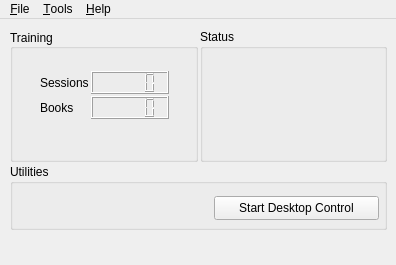
GunioRobot/speechcontrol, file ui/windows/main.ui: the form before one commit.
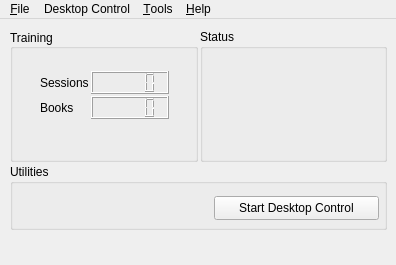
The form after the commit. Icons and pictures are not drawn.

Diff of the .ui file:
```diff
--- a/ui/windows/main.ui
+++ b/ui/windows/main.ui
@@ -196,7 +196,16 @@
     </property>
     <addaction name="actionOptions"/>
    </widget>
+   <widget class="QMenu" name="menuDesktop_Control">
+    <property name="title">
+     <string>Desktop Control</string>
+    </property>
+    <addaction name="action_Start"/>
+    <addaction name="separator"/>
+    <addaction name="actionOptions_2"/>
+   </widget>
    <addaction name="menuFile"/>
+   <addaction name="menuDesktop_Control"/>
    <addaction name="menuTools"/>
    <addaction name="menuHelp"/>
   </widget>
```
Left out of the diff: 16 changed lines with no effect on the pictures.
